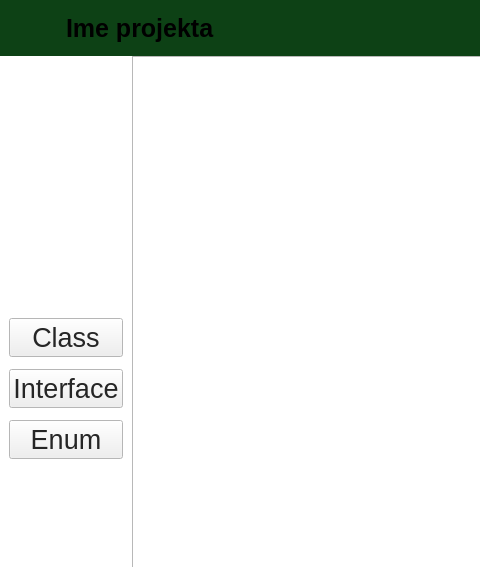
This is src/ui/Board.ui in Trifsoft/diagrampp as Qt 5 draws it before an edit; both pictures show x 0 to 480 and y 0 to 567 of the 1280 by 720 pixel window. The edited form follows.
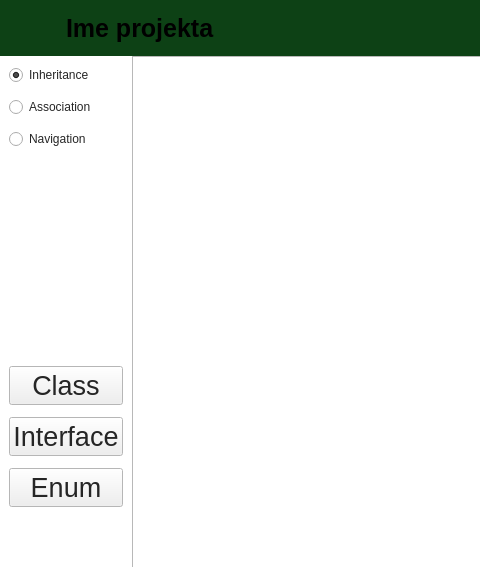
This is the edited form. Icons and pictures are not drawn.

Commit message: Implemented linkage for inheritance branch

What changed in the file:
```diff
--- a/src/ui/Board.ui
+++ b/src/ui/Board.ui
@@ -296,6 +296,33 @@
         <property name="spacing">
          <number>12</number>
         </property>
+        <item>
+         <widget class="QRadioButton" name="radioButton_1">
+          <property name="enabled">
+           <bool>true</bool>
+          </property>
+          <property name="text">
+           <string>Inheritance</string>
+          </property>
+          <property name="checked">
+           <bool>true</bool>
+          </property>
+         </widget>
+        </item>
+        <item>
+         <widget class="QRadioButton" name="radioButton_2">
+          <property name="text">
+           <string>Association</string>
+          </property>
+         </widget>
+        </item>
+        <item>
+         <widget class="QRadioButton" name="radioButton_3">
+          <property name="text">
+           <string>Navigation</string>
+          </property>
+         </widget>
+        </item>
         <item>
          <spacer name="top_spacer">
           <property name="orientation">
```
The commit also changes 17 other files.
